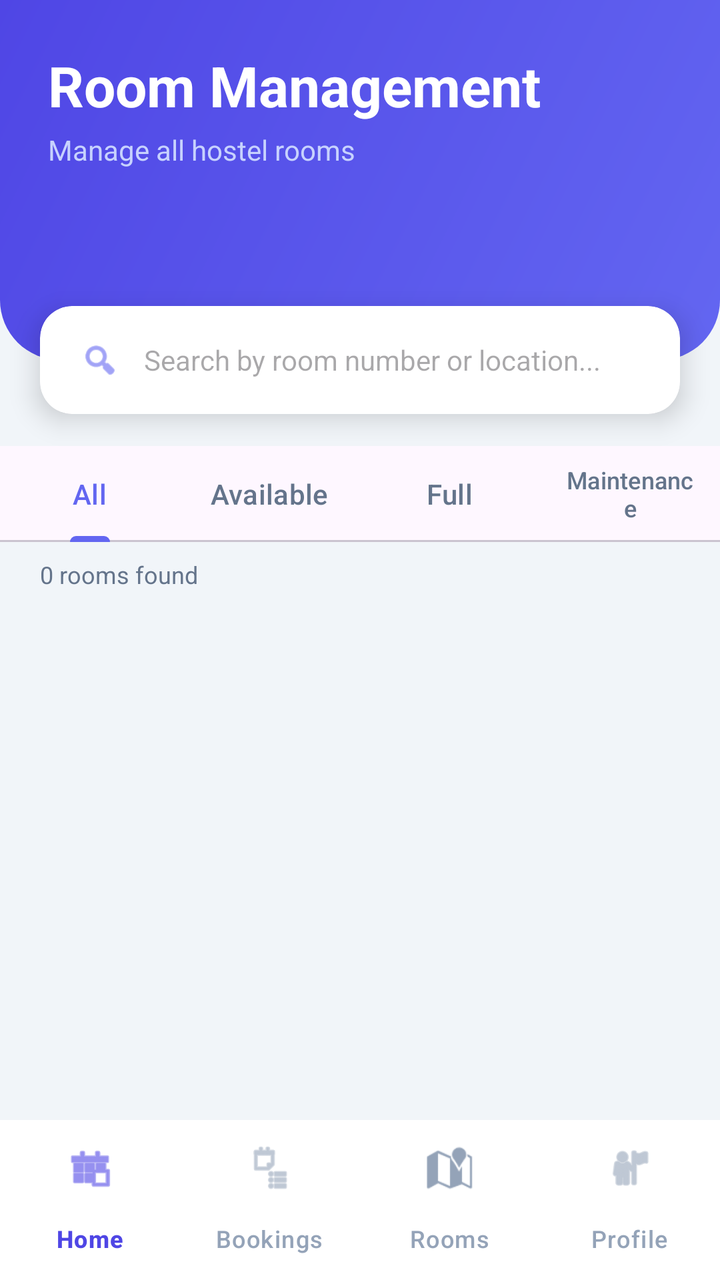
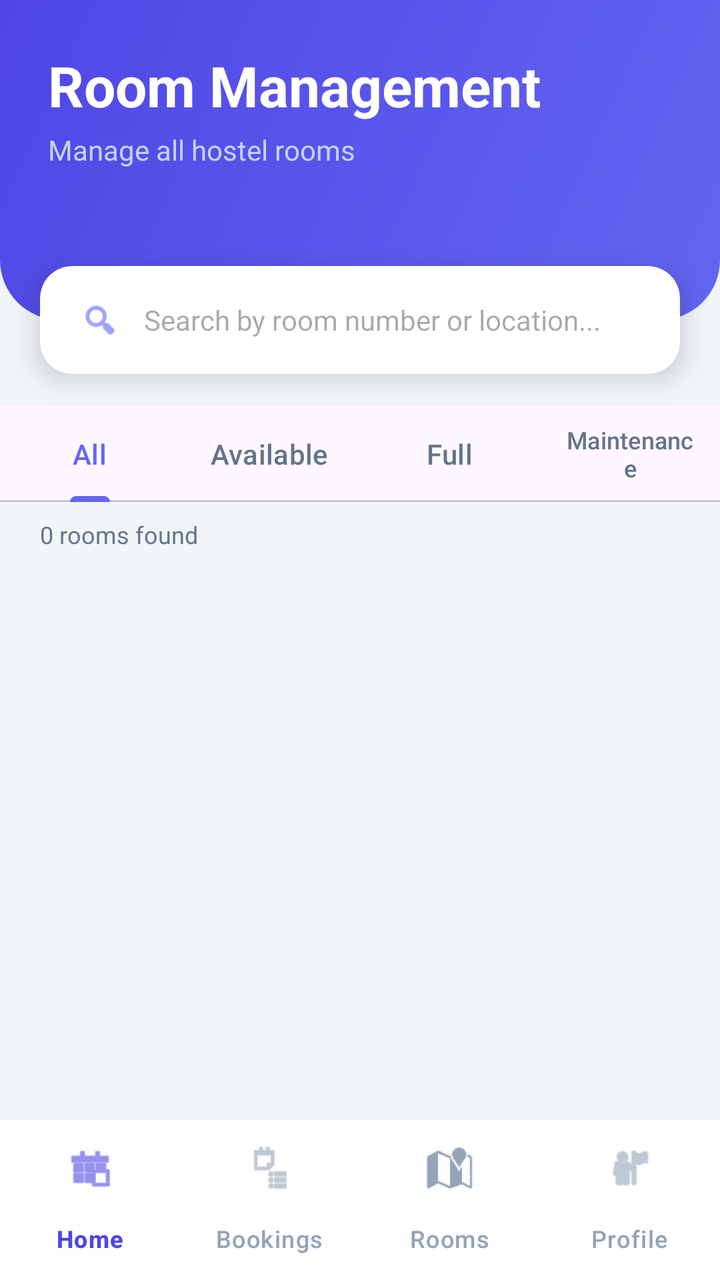

The first picture is an Android layout as it rendered before a commit; the second is the same layout after the commit. The layout source and the unified diff follow.
<!-- AndroidManifest.xml: application theme Theme.UTMSPACE_HostelBookingSystem -->
<!-- res/layout/activity_staff_room_list.xml -->
<?xml version="1.0" encoding="utf-8"?>
<androidx.constraintlayout.widget.ConstraintLayout xmlns:android="http://schemas.android.com/apk/res/android"
    xmlns:app="http://schemas.android.com/apk/res-auto"
    xmlns:tools="http://schemas.android.com/tools"
    android:layout_width="match_parent"
    android:layout_height="match_parent"
    android:background="#F1F5F9">

    
    <View
        android:id="@+id/topHeaderBg"
        android:layout_width="match_parent"
        android:layout_height="180dp"
        android:background="@drawable/dashboard_gradient"
        app:layout_constraintTop_toTopOf="parent" />

    
    <LinearLayout
        android:id="@+id/headerTextLayer"
        android:layout_width="match_parent"
        android:layout_height="wrap_content"
        android:orientation="vertical"
        android:padding="24dp"
        app:layout_constraintTop_toTopOf="parent">

        <TextView
            android:layout_width="wrap_content"
            android:layout_height="wrap_content"
            android:text="Room Management"
            android:textColor="#FFFFFF"
            android:textSize="28sp"
            android:textStyle="bold" />

        <TextView
            android:layout_width="wrap_content"
            android:layout_height="wrap_content"
            android:layout_marginTop="4dp"
            android:text="Manage all hostel rooms"
            android:textColor="#C7D2FE"
            android:textSize="14sp" />
    </LinearLayout>

    
    <androidx.cardview.widget.CardView
        android:id="@+id/searchCard"
        android:layout_width="match_parent"
        android:layout_height="54dp"
        android:layout_marginHorizontal="20dp"
        app:cardCornerRadius="16dp"
        app:cardElevation="8dp"
        app:layout_constraintBottom_toBottomOf="@id/topHeaderBg"
        app:layout_constraintTop_toBottomOf="@id/topHeaderBg">

        <LinearLayout
            android:layout_width="match_parent"
            android:layout_height="match_parent"
            android:gravity="center_vertical"
            android:paddingStart="20dp">

            <ImageView
                android:layout_width="20dp"
                android:layout_height="20dp"
                android:src="@android:drawable/ic_menu_search"
                app:tint="#6366F1" />

            <EditText
                android:id="@+id/etSearchRoom"
                android:layout_width="match_parent"
                android:layout_height="wrap_content"
                android:background="@android:color/transparent"
                android:hint="Search by room number or location..."
                android:paddingStart="12dp"
                android:textSize="14sp" />
        </LinearLayout>
    </androidx.cardview.widget.CardView>

    
    <com.google.android.material.tabs.TabLayout
        android:id="@+id/tabFilter"
        android:layout_width="match_parent"
        android:layout_height="48dp"
        android:layout_marginTop="16dp"
        app:layout_constraintTop_toBottomOf="@id/searchCard"
        app:tabIndicatorColor="#6366F1"
        app:tabSelectedTextColor="#6366F1"
        app:tabTextColor="#64748B">

        <com.google.android.material.tabs.TabItem
            android:layout_width="wrap_content"
            android:layout_height="wrap_content"
            android:text="All" />

        <com.google.android.material.tabs.TabItem
            android:layout_width="wrap_content"
            android:layout_height="wrap_content"
            android:text="Available" />

        <com.google.android.material.tabs.TabItem
            android:layout_width="wrap_content"
            android:layout_height="wrap_content"
            android:text="Full" />

        <com.google.android.material.tabs.TabItem
            android:layout_width="wrap_content"
            android:layout_height="wrap_content"
            android:text="Maintenance" />

    </com.google.android.material.tabs.TabLayout>

    
    <TextView
        android:id="@+id/tvRoomCount"
        android:layout_width="wrap_content"
        android:layout_height="wrap_content"
        android:layout_marginStart="20dp"
        android:layout_marginTop="8dp"
        android:text="0 rooms found"
        android:textColor="#64748B"
        android:textSize="12sp"
        app:layout_constraintStart_toStartOf="parent"
        app:layout_constraintTop_toBottomOf="@id/tabFilter" />

    
    <androidx.recyclerview.widget.RecyclerView
        android:id="@+id/rvRoomList"
        android:layout_width="match_parent"
        android:layout_height="0dp"
        android:layout_marginTop="8dp"
        android:paddingHorizontal="16dp"
        android:clipToPadding="false"
        app:layout_constraintBottom_toTopOf="@id/bottomNavigation"
        app:layout_constraintTop_toBottomOf="@id/tvRoomCount" />

    
    <LinearLayout
        android:id="@+id/emptyState"
        android:layout_width="match_parent"
        android:layout_height="wrap_content"
        android:gravity="center"
        android:orientation="vertical"
        android:visibility="gone"
        app:layout_constraintBottom_toTopOf="@id/bottomNavigation"
        app:layout_constraintTop_toBottomOf="@id/tabFilter">

        <ImageView
            android:layout_width="80dp"
            android:layout_height="80dp"
            android:src="@android:drawable/ic_menu_gallery"
            app:tint="#CBD5E1" />

        <TextView
            android:layout_width="wrap_content"
            android:layout_height="wrap_content"
            android:layout_marginTop="16dp"
            android:text="No rooms found"
            android:textColor="#94A3B8" />
    </LinearLayout>

    
    <com.google.android.material.bottomnavigation.BottomNavigationView
        android:id="@+id/bottomNavigation"
        style="@style/BottomNavStyle"
        android:layout_width="match_parent"
        android:layout_height="80dp"
        app:elevation="8dp"
        app:layout_constraintBottom_toBottomOf="parent"
        app:menu="@menu/staff_nav_menu" />

</androidx.constraintlayout.widget.ConstraintLayout>
<!-- resources referenced by this layout -->
<resources>
  <!-- drawable dashboard_gradient (drawable) -->
  <?xml version="1.0" encoding="utf-8"?>
  <shape xmlns:android="http://schemas.android.com/apk/res/android">
      <gradient
          android:startColor="#6366F1"
          android:endColor="#4F46E5"
          android:angle="135"/>
      <corners android:bottomLeftRadius="30dp" android:bottomRightRadius="30dp" />
  </shape>
  <style name="BottomNavStyle" parent="Widget.Material3.BottomNavigationView">
          
          <item name="backgroundTint">@color/white</item>
  
          
          <item name="itemIconTint">@color/nav_item_colors</item>
          <item name="itemTextColor">@color/nav_item_colors</item>
  
          
          <item name="itemActiveIndicatorStyle">@style/App.ActiveIndicator</item>
  
          
          <item name="labelVisibilityMode">labeled</item>
  
          
          <item name="itemTextAppearanceActive">@style/BottomNavText.Active</item>
          <item name="itemTextAppearanceInactive">@style/BottomNavText.Inactive</item>
      </style>
  <style name="Theme.UTMSPACE_HostelBookingSystem" parent="Base.Theme.UTMSPACE_HostelBookingSystem" />
  <color name="white">#FFFFFFFF</color>
  <style name="App.ActiveIndicator" parent="Widget.Material3.BottomNavigationView.ActiveIndicator">
          
          <item name="android:color">#EEF2FF</item>
          
          <item name="android:width">48dp</item>
      </style>
  <style name="BottomNavText.Active" parent="TextAppearance.Material3.LabelMedium">
          <item name="android:textStyle">bold</item>
          <item name="android:textSize">12sp</item>
      </style>
  <style name="BottomNavText.Inactive" parent="TextAppearance.Material3.LabelMedium">
          <item name="android:textStyle">normal</item>
          <item name="android:textSize">12sp</item>
      </style>
  <style name="Base.Theme.UTMSPACE_HostelBookingSystem" parent="Theme.Material3.DayNight.NoActionBar">
          
          
      </style>
</resources>

<!-- the commit's change to res/layout/activity_staff_room_list.xml (unified diff, before → after) -->
@@ -2,6 +2,7 @@
 <androidx.constraintlayout.widget.ConstraintLayout xmlns:android="http://schemas.android.com/apk/res/android"
     xmlns:app="http://schemas.android.com/apk/res-auto"
     xmlns:tools="http://schemas.android.com/tools"
+    android:id="@+id/cardView"
     android:layout_width="match_parent"
     android:layout_height="match_parent"
     android:background="#F1F5F9">
@@ -10,7 +11,7 @@
     <View
         android:id="@+id/topHeaderBg"
         android:layout_width="match_parent"
-        android:layout_height="180dp"
+        android:layout_height="160dp"
         android:background="@drawable/dashboard_gradient"
         app:layout_constraintTop_toTopOf="parent" />
 
